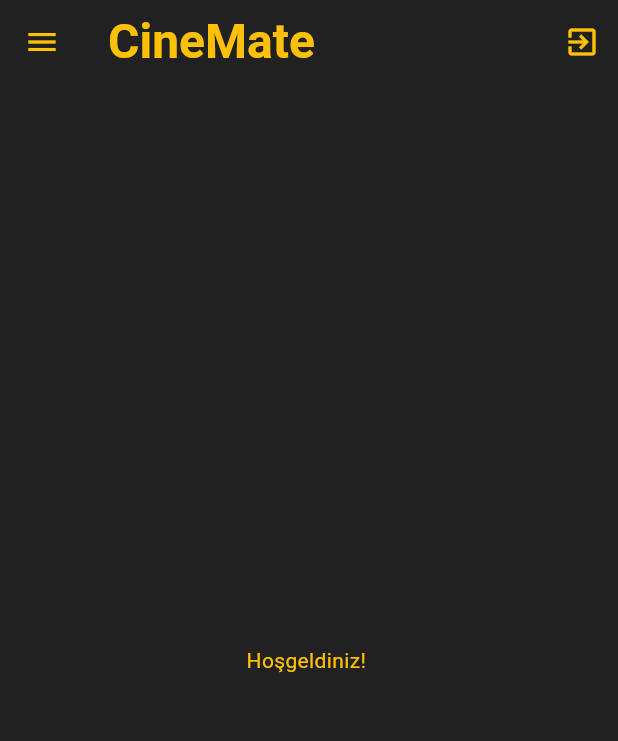
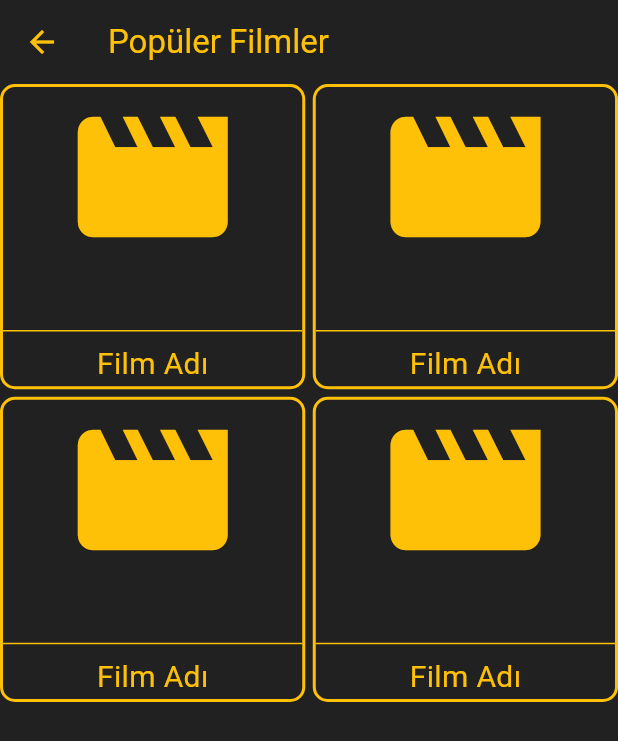
Before and after one commit to ysntopbas/cinematev2, a Flutter app: the screen it shows once a user with an empty profile is signed in, in the side drawer, after a tap on "Popüler Filmler", on a phone screen of 412 x 824 dp. Shown: the top 741 px of the screen. Run offline on Flutter 3.47's test engine with Material 3 defaults, Android fonts, the phone set to English and light mode, and no system bars; our stand-ins replace firebase_auth, firebase_core, flutter_dotenv, google_fonts; accounts and stored records are empty; generated files the repository leaves out were written again; network calls fail.

Commit message:
feat: add movie page and service for fetching popular movies

```diff
--- /dev/null
+++ b/lib/configs/api_config.dart
@@ -0,0 +1,7 @@
+import 'package:flutter_dotenv/flutter_dotenv.dart';
+
+class ApiConfig {
+  static const String baseUrl = "https://api.themoviedb.org/3";
+  static String apiKey = '${dotenv.env['API_KEY']}';
+  static const String imageBaseUrl = "https://image.tmdb.org/t/p/w500";
+}
--- a/lib/main.dart
+++ b/lib/main.dart
@@ -2,6 +2,7 @@ import 'package:cinematev2/firebase_options.dart';
 import 'package:cinematev2/providers/auth_provider.dart';
 import 'package:cinematev2/screens/home_page.dart';
 import 'package:cinematev2/screens/login_page.dart';
+import 'package:cinematev2/screens/movie_page.dart';
 import 'package:cinematev2/screens/register_page.dart';
 import 'package:firebase_core/firebase_core.dart';
 import 'package:flutter/material.dart';
@@ -57,6 +58,7 @@ class MyApp extends StatelessWidget {
             );
           },
           '/home': (context) => const HomePage(),
+          '/movie': (context) => const MoviePage(),
         },
       ),
     );
--- /dev/null
+++ b/lib/models/movie_models.dart
@@ -0,0 +1,31 @@
+import 'dart:convert';
+
+class Movie {
+  final int id;
+  final String title;
+  final String overview;
+  final String posterPath;
+
+  Movie({
+    required this.id,
+    required this.title,
+    required this.overview,
+    required this.posterPath,
+  });
+
+  factory Movie.fromJson(Map<String, dynamic> json) {
+    return Movie(
+      id: json['id'],
+      title: json['title'],
+      overview: json['overview'],
+      posterPath: json['poster_path'] ?? '',
+    );
+  }
+
+  static List<Movie> fromJsonList(String jsonString) {
+    final data = jsonDecode(jsonString);
+    return (data['results'] as List)
+        .map((movie) => Movie.fromJson(movie))
+        .toList();
+  }
+}
--- a/lib/screens/home_page.dart
+++ b/lib/screens/home_page.dart
@@ -54,7 +54,7 @@ class HomePage extends StatelessWidget {
               ListTile(
                 title: const Text('Popüler Filmler'),
                 onTap: () {
-                  Navigator.pop(context);
+                  Navigator.pushNamed(context, '/movie');
                 },
               ),
               ListTile(
--- /dev/null
+++ b/lib/screens/movie_page.dart
@@ -0,0 +1,16 @@
+import 'package:cinematev2/widgets/grid_view_widget.dart';
+import 'package:flutter/material.dart';
+
+class MoviePage extends StatelessWidget {
+  const MoviePage({super.key});
+
+  @override
+  Widget build(BuildContext context) {
+    return Scaffold(
+      appBar: AppBar(
+        title: const Text('Popüler Filmler'),
+      ),
+      body: GridViewWidget(),
+    );
+  }
+}
--- /dev/null
+++ b/lib/services/movie_service.dart
@@ -0,0 +1,18 @@
+import 'package:cinematev2/configs/api_config.dart';
+import 'package:cinematev2/models/movie_models.dart';
+import 'package:http/http.dart' as http;
+
+class MovieService {
+  Future<List<Movie>> fetchPopularMovies() async {
+    final url = Uri.parse(
+        "${ApiConfig.baseUrl}/movie/popular?api_key=${ApiConfig.apiKey}&language=tr-TR&page=1&include_adult=false");
+
+    final response = await http.get(url);
+
+    if (response.statusCode == 200) {
+      return Movie.fromJsonList(response.body);
+    } else {
+      throw Exception("Popüler filmler getirilemedi.");
+    }
+  }
+}
--- /dev/null
+++ b/lib/widgets/grid_view_widget.dart
@@ -0,0 +1,115 @@
+import 'package:flutter/material.dart';
+
+class GridViewWidget extends StatelessWidget {
+  const GridViewWidget({
+    super.key,
+  });
+
+  @override
+  Widget build(BuildContext context) {
+    return GridView.count(
+      // reverse: en son elemanı en başa yazmayı sağlar
+      // scroll yönünü ayarlar
+      scrollDirection: Axis.vertical,
+      // crossAxisCount: soldan sağa kaç tane eleman konulacağını belirtiyoruz.
+      crossAxisCount: 2,
+      // crossAxisSpacing: soldan sağa doğru sütunların arasındaki boşluk miktarı
+      crossAxisSpacing: 5,
+      // mainAxisSpacing: yukarıdan aşağı sütunlar arasındaki boşluk miktarı
+      mainAxisSpacing: 5,
+      // her bir elemanın çevresine verilen boşluk miktarı
+      // padding: const EdgeInsets.all(0),
+
+      children: [
+        Container(
+          decoration: BoxDecoration(
+            borderRadius: BorderRadius.circular(10),
+            border: Border.all(color: Theme.of(context).primaryColor, width: 2),
+          ),
+          alignment: Alignment.center,
+          child: Column(
+            mainAxisAlignment: MainAxisAlignment.center,
+            children: [
+              Icon(Icons.movie,
+                  size: 120, color: Theme.of(context).primaryColor),
+              Spacer(),
+              Divider(
+                color: Theme.of(context).primaryColor,
+              ),
+              Text(
+                'Film Adı',
+                style: TextStyle(fontSize: 20),
+              ),
+            ],
+          ),
+        ),
+        Container(
+          decoration: BoxDecoration(
+            borderRadius: BorderRadius.circular(10),
+            border: Border.all(color: Theme.of(context).primaryColor, width: 2),
+          ),
+          alignment: Alignment.center,
+          child: Column(
+            mainAxisAlignment: MainAxisAlignment.center,
+            children: [
+              Icon(Icons.movie,
+                  size: 120, color: Theme.of(context).primaryColor),
+              Spacer(),
+              Divider(
+                color: Theme.of(context).primaryColor,
+              ),
+              Text(
+                'Film Adı',
+                style: TextStyle(fontSize: 20),
+              ),
+            ],
+          ),
+        ),
+        Container(
+          decoration: BoxDecoration(
+            borderRadius: BorderRadius.circular(10),
+            border: Border.all(color: Theme.of(context).primaryColor, width: 2),
+          ),
+          alignment: Alignment.center,
+          child: Column(
+            mainAxisAlignment: MainAxisAlignment.center,
+            children: [
+              Icon(Icons.movie,
+                  size: 120, color: Theme.of(context).primaryColor),
+              Spacer(),
+              Divider(
+                color: Theme.of(context).primaryColor,
+              ),
+              Text(
+                'Film Adı',
+                style: TextStyle(fontSize: 20),
+              ),
+            ],
+          ),
+        ),
+        Container(
+          decoration: BoxDecoration(
+            borderRadius: BorderRadius.circular(10),
+            border: Border.all(color: Theme.of(context).primaryColor, width: 2),
+          ),
+          alignment: Alignment.center,
+          child: Column(
+            mainAxisAlignment: MainAxisAlignment.center,
+            children: [
+              Icon(Icons.movie,
+                  size: 120, color: Theme.of(context).primaryColor),
+              Spacer(),
+              Divider(
+                color: Theme.of(context).primaryColor,
+              ),
+              Text(
+                'Film Adı',
+                style: TextStyle(fontSize: 20),
+              ),
+            ],
+          ),
+        ),
+      ],
+    );
+  }
+}
--- a/pubspec.yaml
+++ b/pubspec.yaml
@@ -38,6 +38,8 @@ dependencies:
   firebase_core: ^3.12.1
   firebase_auth: ^5.5.1
   provider: ^6.1.2
+  flutter_dotenv: ^5.2.1
+  http: ^1.3.0
 
 dev_dependencies:
   flutter_test:
@@ -61,8 +63,8 @@ flutter:
   uses-material-design: true
 
   # To add assets to your application, add an assets section, like this:
-  # assets:
-  #   - images/a_dot_burr.jpeg
+  assets:
+    - .env
   #   - images/a_dot_ham.jpeg
 
   # An image asset can refer to one or more resolution-specific "variants", see
```
Also changed, not shown: lib/models/tvshows_models.dart (added), pubspec.lock.
